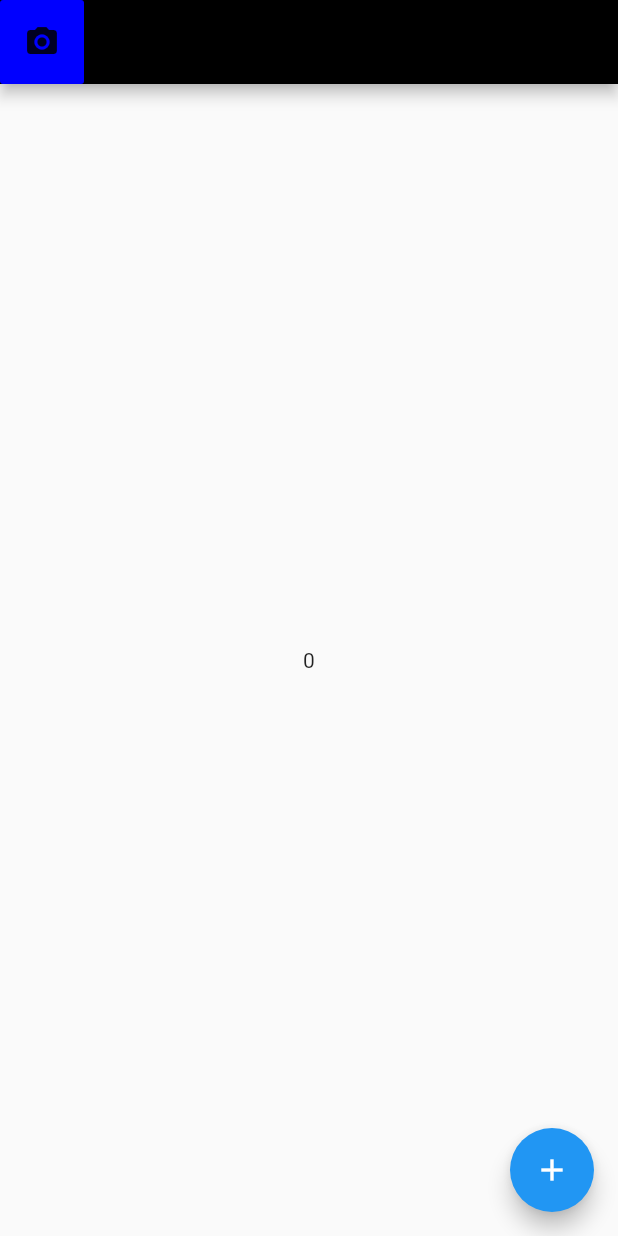
After one commit to Jiuaim/FlutterFun, a Flutter app: the XTCourse screen opened by its route, after a tap on the "photo camera" icon, on a phone screen of 412 x 824 dp. The commit adds this screen. Run offline on Flutter 3.47's test engine with Material 2 defaults, Android fonts, the phone set to English and light mode, and no system bars; our stand-ins replace image_picker; missing offline and left inert: svgaplayer_flutter.

Commit message:
local data

```diff
--- /dev/null
+++ b/lib/course/xt_file.dart
@@ -0,0 +1,70 @@
+import 'dart:io';
+
+import 'package:flutter/material.dart';
+import 'package:path_provider/path_provider.dart';
+
+class XTFile extends StatefulWidget {
+  @override
+  State<StatefulWidget> createState() {
+    return XTFileState();
+  }
+}
+
+class XTFileState extends State<XTFile> {
+  int _count;
+
+  addCount() async {
+    print('addCount = $_count');
+    setState(() {
+      _count += 1;
+    });
+
+    String dir = (await getApplicationDocumentsDirectory()).path;
+    File file = File('$dir/counter.txt');
+    await file.writeAsString('$_count');
+  }
+
+  Future<int> _readCount() async {
+    try {
+      String dir = (await getApplicationDocumentsDirectory()).path;
+      File file = File('$dir/counter.txt');
+      String content = await file.readAsString();
+      return int.parse(content);
+    } on FileSystemException {
+      return 0;
+    }
+  }
+
+  @override
+  void initState() {
+    _readCount().then((value) {
+      setState(() {
+        _count = value;
+      });
+    });
+    super.initState();
+  }
+
+  @override
+  Widget build(BuildContext context) {
+
+    return Scaffold(
+      appBar: AppBar(
+        leading: RaisedButton(
+          onPressed: () {
+            Navigator.pop(context, '2000');
+          },
+          child: Icon(Icons.camera_alt),
+          color: Color(0xff0000ff),
+        ),
+      ),
+      body: Center(
+        child: Text(_count.toString()),
+      ),
+      floatingActionButton: FloatingActionButton(
+        onPressed: addCount,
+        child: Icon(Icons.add),
+      ),
+    );
+  }
+}
--- a/lib/main.dart
+++ b/lib/main.dart
@@ -1,4 +1,5 @@
 import 'package:flutter/material.dart';
+import 'package:testapp/course/xt_file.dart';
 import 'package:testapp/home/xt_home_ani.dart';
 import 'package:testapp/home/xt_textfield.dart';
 import 'package:testapp/profile/xt_user_center.dart';
@@ -48,6 +49,8 @@ class MyAppState extends State {
 
           '/home_ani': (BuildContext context) => XTHomeAni(),
           '/textfield': (BuildContext context) => XTTextField(),
+
+          '/file': (BuildContext context) => XTFile(),
         },
       );
   }
--- a/lib/xt_course.dart
+++ b/lib/xt_course.dart
@@ -61,7 +61,9 @@ class XTCourseState extends State<XTCourse> with AutomaticKeepAliveClientMixin {
           child: Icon(Icons.camera_alt),
           color: Color(0xff0000ff),
         ),
-        // title: Center(child: Icon(Icons.photo_camera),),
+        title: Center(child: IconButton(icon: Icon(Icons.photo_camera), onPressed: ()=> {
+          Navigator.pushNamed(context, '/file')
+        },),),
         actions: <Widget>[
           Padding(
             padding: const EdgeInsets.only(right: 12.0),
--- a/pubspec.yaml
+++ b/pubspec.yaml
@@ -26,6 +26,7 @@ dependencies:
 #  flutter_svg: ^0.14.3
   svgaplayer_flutter: ^0.0.1
   image_picker: ^0.6.1+10
+  path_provider: ^1.4.0
 
 dev_dependencies:
   flutter_test:
```
Also changed, not shown: pubspec.lock, 1 other file.
